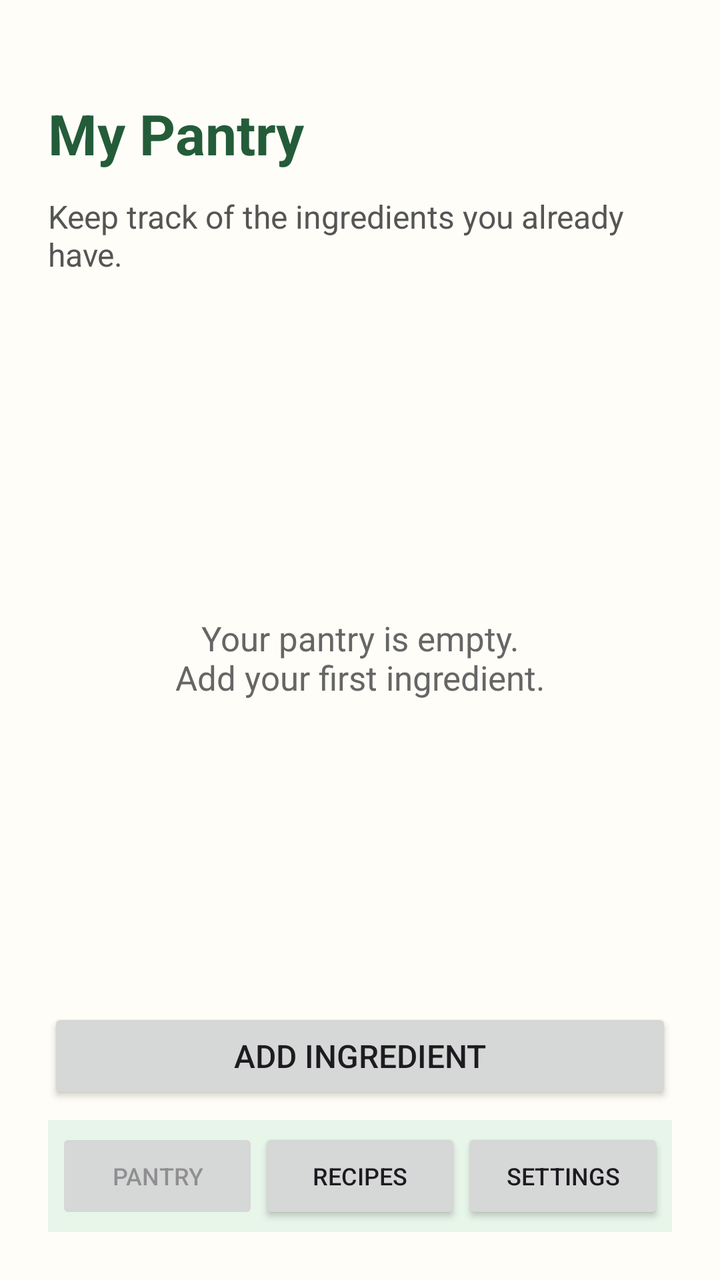
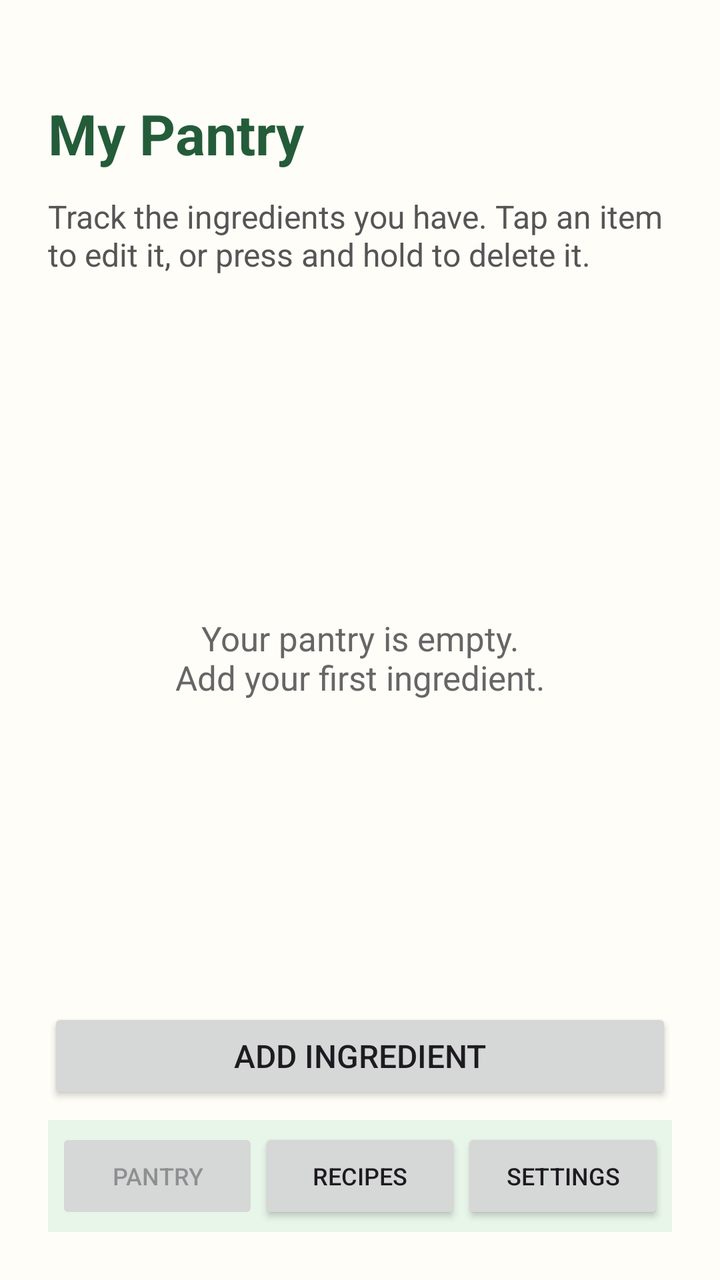

Compare the two renders of this Android layout. The source of the first and the diff that turns it into the second are given below.
<!-- AndroidManifest.xml: application theme Theme.SmartPantryManager -->
<!-- res/layout/activity_main.xml -->
<?xml version="1.0" encoding="utf-8"?>
<LinearLayout xmlns:android="http://schemas.android.com/apk/res/android"
    android:id="@+id/main"
    android:layout_width="match_parent"
    android:layout_height="match_parent"
    android:orientation="vertical"
    android:padding="24dp"
    android:background="#FFFDF7">

    <TextView
        android:id="@+id/textPantryTitle"
        android:layout_width="match_parent"
        android:layout_height="wrap_content"
        android:paddingTop="24dp"
        android:paddingBottom="12dp"
        android:text="My Pantry"
        android:textColor="#245C3A"
        android:textSize="28sp"
        android:textStyle="bold" />

    <TextView
        android:id="@+id/textPantryDescription"
        android:layout_width="match_parent"
        android:layout_height="wrap_content"
        android:paddingBottom="16dp"
        android:text="Keep track of the ingredients you already have."
        android:textColor="#555555"
        android:textSize="16sp" />

    <FrameLayout
        android:layout_width="match_parent"
        android:layout_height="0dp"
        android:layout_weight="1">

        <ListView
            android:id="@+id/listPantryItems"
            android:layout_width="match_parent"
            android:layout_height="match_parent"
            android:divider="@android:color/transparent"
            android:dividerHeight="8dp" />

        <TextView
            android:id="@+id/textEmptyPantry"
            android:layout_width="match_parent"
            android:layout_height="match_parent"
            android:gravity="center"
            android:text="Your pantry is empty.&#10;Add your first ingredient."
            android:textColor="#666666"
            android:textSize="17sp" />

    </FrameLayout>
    <Button
        android:id="@+id/buttonAddIngredient"
        android:layout_width="match_parent"
        android:layout_height="wrap_content"
        android:layout_marginBottom="8dp"
        android:text="Add Ingredient"
        android:textSize="16sp" />

    <LinearLayout
        android:layout_width="match_parent"
        android:layout_height="wrap_content"
        android:orientation="horizontal"
        android:background="#E8F5E9"
        android:padding="4dp">

        <Button
            android:id="@+id/buttonPantryHome"
            android:layout_width="0dp"
            android:layout_height="wrap_content"
            android:layout_weight="1"
            android:enabled="false"
            android:text="Pantry"
            android:textSize="12sp" />

        <Button
            android:id="@+id/buttonSuggestedRecipes"
            android:layout_width="0dp"
            android:layout_height="wrap_content"
            android:layout_weight="1"
            android:text="Recipes"
            android:textSize="12sp" />

        <Button
            android:id="@+id/buttonSettings"
            android:layout_width="0dp"
            android:layout_height="wrap_content"
            android:layout_weight="1"
            android:text="Settings"
            android:textSize="12sp" />

    </LinearLayout>

</LinearLayout>
<!-- resources referenced by this layout -->
<resources>
  <style name="Theme.SmartPantryManager" parent="Base.Theme.SmartPantryManager" />
  <style name="Base.Theme.SmartPantryManager" parent="Theme.Material3.DayNight.NoActionBar">
          
          
      </style>
</resources>

<!-- the commit's change to res/layout/activity_main.xml (unified diff, before → after) -->
@@ -23,7 +23,7 @@
         android:layout_width="match_parent"
         android:layout_height="wrap_content"
         android:paddingBottom="16dp"
-        android:text="Keep track of the ingredients you already have."
+        android:text="Track the ingredients you have. Tap an item to edit it, or press and hold to delete it."
         android:textColor="#555555"
         android:textSize="16sp" />
 
@@ -36,6 +36,7 @@
             android:id="@+id/listPantryItems"
             android:layout_width="match_parent"
             android:layout_height="match_parent"
+            android:contentDescription="Saved pantry ingredients"
             android:divider="@android:color/transparent"
             android:dividerHeight="8dp" />
 
@@ -43,12 +44,14 @@
             android:id="@+id/textEmptyPantry"
             android:layout_width="match_parent"
             android:layout_height="match_parent"
+            android:accessibilityLiveRegion="polite"
             android:gravity="center"
             android:text="Your pantry is empty.&#10;Add your first ingredient."
             android:textColor="#666666"
             android:textSize="17sp" />
 
     </FrameLayout>
+
     <Button
         android:id="@+id/buttonAddIngredient"
         android:layout_width="match_parent"
